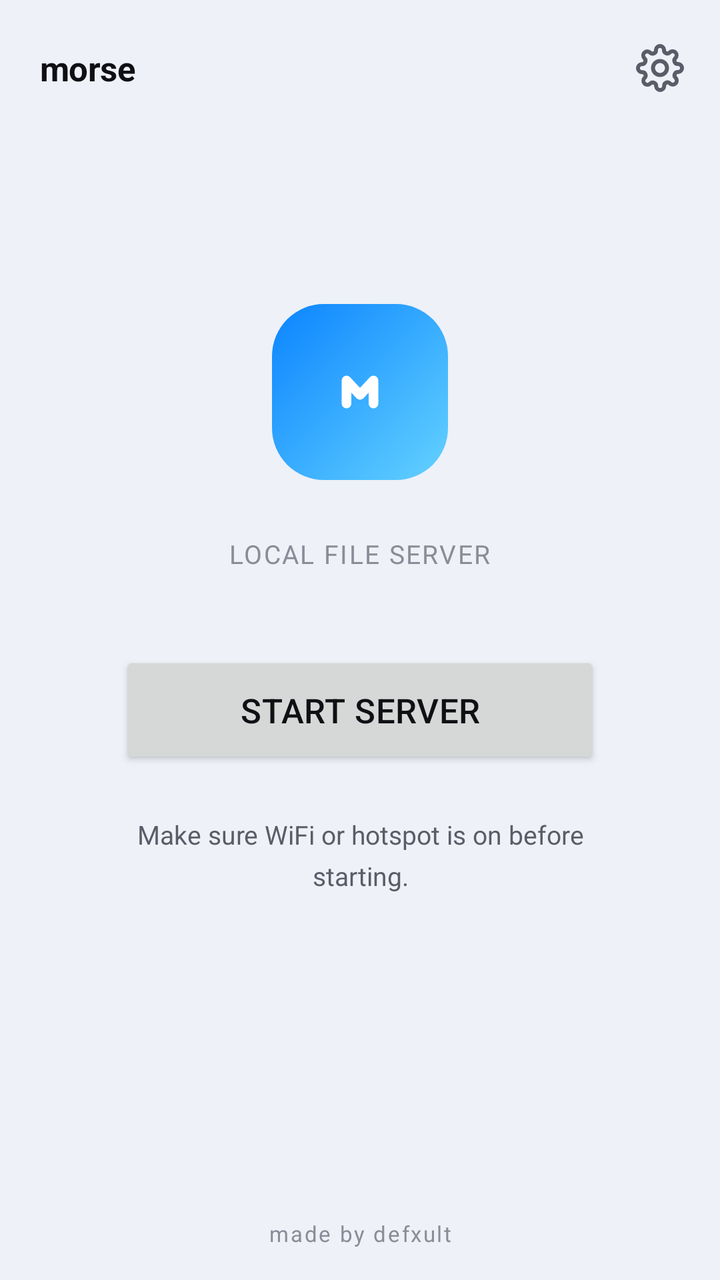
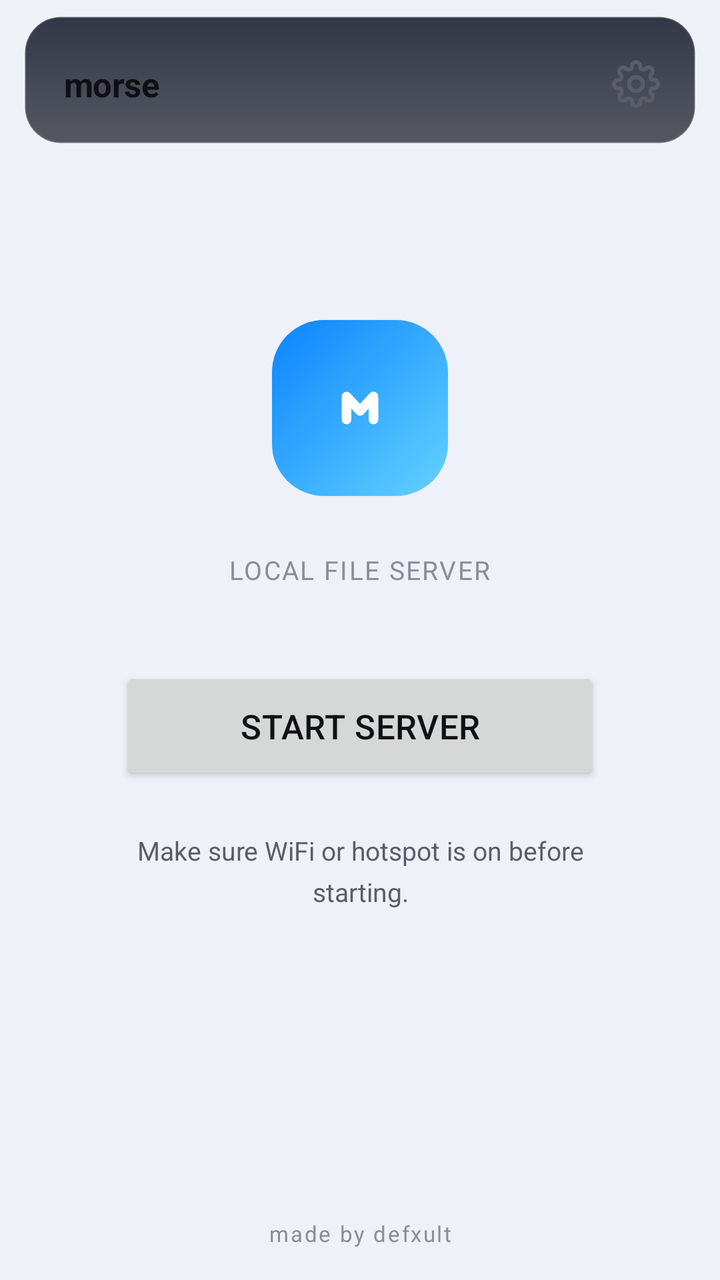

Compare the two renders of this Android layout. The source of the first and the diff that turns it into the second are given below.
<!-- AndroidManifest.xml: application theme Theme.Morse -->
<!-- res/layout/activity_main.xml -->
<?xml version="1.0" encoding="utf-8"?>
<LinearLayout xmlns:android="http://schemas.android.com/apk/res/android"
    android:layout_width="match_parent"
    android:layout_height="match_parent"
    android:orientation="vertical"
    android:background="@color/bg">

    
    <LinearLayout
        android:layout_width="match_parent"
        android:layout_height="wrap_content"
        android:orientation="horizontal"
        android:gravity="center_vertical"
        android:paddingStart="20dp"
        android:paddingEnd="8dp"
        android:paddingTop="12dp"
        android:paddingBottom="8dp">

        <TextView
            android:layout_width="0dp"
            android:layout_height="wrap_content"
            android:layout_weight="1"
            android:text="@string/app_name"
            android:textColor="@color/text"
            android:textSize="17sp"
            android:textStyle="bold"
            android:letterSpacing="-0.01" />

        <ImageButton
            android:id="@+id/btnSettings"
            android:layout_width="44dp"
            android:layout_height="44dp"
            android:background="?android:attr/selectableItemBackgroundBorderless"
            android:src="@drawable/ic_gear"
            android:contentDescription="@string/cd_settings"
            android:scaleType="centerInside"
            android:padding="10dp" />
    </LinearLayout>

    
    <ScrollView
        android:layout_width="match_parent"
        android:layout_height="0dp"
        android:layout_weight="1"
        android:fillViewport="true">

        <FrameLayout
            android:layout_width="match_parent"
            android:layout_height="wrap_content"
            android:paddingStart="24dp"
            android:paddingEnd="24dp"
            android:paddingTop="8dp"
            android:paddingBottom="8dp">

            
            <LinearLayout
                android:id="@+id/idle_view"
                android:layout_width="match_parent"
                android:layout_height="wrap_content"
                android:orientation="vertical"
                android:gravity="center_horizontal"
                android:paddingTop="80dp"
                android:paddingBottom="60dp">

                <ImageView
                    android:layout_width="88dp"
                    android:layout_height="88dp"
                    android:background="@drawable/brand_mark_bg"
                    android:padding="18dp"
                    android:src="@drawable/ic_launcher_foreground"
                    android:contentDescription="@null"
                    android:layout_marginBottom="28dp" />

                <TextView
                    android:layout_width="wrap_content"
                    android:layout_height="wrap_content"
                    android:text="local file server"
                    android:textColor="@color/text_dim"
                    android:textSize="13sp"
                    android:letterSpacing="0.06"
                    android:textAllCaps="true"
                    android:layout_marginBottom="40dp" />

                <Button
                    android:id="@+id/btnStart"
                    android:layout_width="wrap_content"
                    android:layout_height="wrap_content"
                    android:minWidth="240dp"
                    android:paddingStart="44dp"
                    android:paddingEnd="44dp"
                    android:paddingTop="18dp"
                    android:paddingBottom="18dp"
                    android:text="@string/start_server"
                    android:textSize="17sp"
                    android:letterSpacing="0.01" />

                <TextView
                    android:layout_width="wrap_content"
                    android:layout_height="wrap_content"
                    android:layout_marginTop="24dp"
                    android:text="@string/idle_hint"
                    android:textColor="@color/text_muted"
                    android:textSize="13sp"
                    android:gravity="center"
                    android:maxWidth="260dp"
                    android:lineSpacingMultiplier="1.3" />
            </LinearLayout>

            
            <LinearLayout
                android:id="@+id/running_view"
                android:layout_width="match_parent"
                android:layout_height="wrap_content"
                android:orientation="vertical"
                android:gravity="center_horizontal"
                android:paddingTop="12dp"
                android:paddingBottom="24dp"
                android:visibility="gone">

                
                <LinearLayout
                    android:layout_width="wrap_content"
                    android:layout_height="wrap_content"
                    android:orientation="horizontal"
                    android:gravity="center_vertical"
                    android:layout_marginTop="8dp">

                    <View
                        android:id="@+id/statusDot"
                        android:layout_width="10dp"
                        android:layout_height="10dp"
                        android:layout_marginEnd="8dp"
                        android:background="#30d158" />

                    <TextView
                        android:id="@+id/statusText"
                        android:layout_width="wrap_content"
                        android:layout_height="wrap_content"
                        android:text="@string/checking"
                        android:textColor="@color/text_muted"
                        android:textSize="13sp" />
                </LinearLayout>

                
                <TextView
                    android:layout_width="wrap_content"
                    android:layout_height="wrap_content"
                    android:layout_marginTop="32dp"
                    android:text="@string/url_label"
                    android:textColor="@color/text_muted"
                    android:textSize="13sp" />

                <TextView
                    android:id="@+id/urlText"
                    android:layout_width="match_parent"
                    android:layout_height="wrap_content"
                    android:layout_marginTop="8dp"
                    android:paddingStart="14dp"
                    android:paddingEnd="14dp"
                    android:paddingTop="12dp"
                    android:paddingBottom="12dp"
                    android:background="@color/surface_alt"
                    android:fontFamily="monospace"
                    android:textSize="14sp"
                    android:textColor="@color/text"
                    android:textIsSelectable="true"
                    android:gravity="center"
                    android:lineSpacingMultiplier="1.2" />

                
                <ImageView
                    android:id="@+id/qrImage"
                    android:layout_width="200dp"
                    android:layout_height="200dp"
                    android:layout_marginTop="24dp"
                    android:background="#ffffff"
                    android:padding="8dp"
                    android:contentDescription="@string/cd_qr"
                    android:scaleType="fitCenter"
                    android:visibility="gone" />

                
                <LinearLayout
                    android:layout_width="match_parent"
                    android:layout_height="wrap_content"
                    android:orientation="horizontal"
                    android:layout_marginTop="24dp">

                    <Button
                        android:id="@+id/btnCopyUrl"
                        android:layout_width="0dp"
                        android:layout_height="wrap_content"
                        android:layout_weight="1"
                        android:layout_marginEnd="6dp"
                        android:text="@string/copy_url"
                        android:textSize="14sp"
                        android:paddingTop="12dp"
                        android:paddingBottom="12dp" />

                    <Button
                        android:id="@+id/btnOpenBrowser"
                        android:layout_width="0dp"
                        android:layout_height="wrap_content"
                        android:layout_weight="1"
                        android:layout_marginStart="6dp"
                        android:text="@string/open_browser"
                        android:textSize="14sp"
                        android:paddingTop="12dp"
                        android:paddingBottom="12dp" />
                </LinearLayout>

                
                <Button
                    android:id="@+id/btnStop"
                    android:layout_width="match_parent"
                    android:layout_height="wrap_content"
                    android:layout_marginTop="20dp"
                    android:text="@string/stop_server"
                    android:textSize="15sp"
                    android:paddingTop="13dp"
                    android:paddingBottom="13dp" />

                <TextView
                    android:layout_width="wrap_content"
                    android:layout_height="wrap_content"
                    android:layout_marginTop="18dp"
                    android:text="@string/running_hint"
                    android:textColor="@color/text_muted"
                    android:textSize="12sp"
                    android:gravity="center"
                    android:maxWidth="280dp" />
            </LinearLayout>
        </FrameLayout>
    </ScrollView>

    
    <TextView
        android:layout_width="match_parent"
        android:layout_height="wrap_content"
        android:paddingTop="8dp"
        android:paddingBottom="16dp"
        android:gravity="center"
        android:text="@string/footer_made_by"
        android:textAppearance="@style/TextAppearance.Morse.Footer" />
</LinearLayout>
<!-- resources referenced by this layout -->
<resources>
  <color name="bg">#eef1f8</color>
  <color name="surface_alt">#f4f6fb</color>
  <color name="text">#101014</color>
  <color name="text_dim">#8a8c98</color>
  <color name="text_muted">#5a5c68</color>
  <!-- drawable brand_mark_bg (drawable) -->
  <?xml version="1.0" encoding="utf-8"?>
  <shape xmlns:android="http://schemas.android.com/apk/res/android"
      android:shape="rectangle">
      <gradient
          android:angle="315"
          android:startColor="#0A84FF"
          android:endColor="#64D2FF" />
      <corners android:radius="26dp" />
  </shape>
  <!-- drawable ic_launcher_foreground (drawable) -->
  <?xml version="1.0" encoding="utf-8"?>
  <vector xmlns:android="http://schemas.android.com/apk/res/android"
      android:width="108dp"
      android:height="108dp"
      android:viewportWidth="108"
      android:viewportHeight="108">
      <path
          android:pathData="M40,66 L40,42 L54,57 L68,42 L68,66"
          android:strokeColor="#FFFFFF"
          android:strokeWidth="10"
          android:strokeLineCap="round"
          android:strokeLineJoin="round"
          android:fillColor="#00000000" />
  </vector>
  <string name="app_name">morse</string>
  <string name="cd_qr">QR code for connection URL</string>
  <string name="cd_settings">Settings</string>
  <string name="checking">Checking…</string>
  <string name="copy_url">Copy URL</string>
  <string name="footer_made_by">made by defxult</string>
  <string name="idle_hint">Make sure WiFi or hotspot is on before starting.</string>
  <string name="open_browser">Open in browser</string>
  <string name="running_hint">Other devices must be on the same WiFi.</string>
  <string name="start_server">Start Server</string>
  <string name="stop_server">Stop Server</string>
  <string name="url_label">Open on your computer:</string>
  <style name="TextAppearance.Morse.Footer" parent="android:TextAppearance">
          <item name="android:textSize">11sp</item>
          <item name="android:textColor">@color/text_dim</item>
          <item name="android:letterSpacing">0.08</item>
      </style>
  <style name="Theme.Morse" parent="Theme.AppCompat.DayNight.NoActionBar">
          <item name="android:windowBackground">@color/bg</item>
          <item name="android:colorBackground">@color/bg</item>
          <item name="android:textColorPrimary">@color/text</item>
          <item name="android:textColorSecondary">@color/text_muted</item>
          <item name="android:statusBarColor">@color/bg</item>
          <item name="android:navigationBarColor">@color/bg</item>
          <item name="android:windowLightStatusBar" tools:targetApi="m">true</item>
          <item name="colorAccent">#64d2ff</item>
      </style>
  <!-- unchanged entries left out for length: 1 -->
</resources>

<!-- the commit's change to res/layout/activity_main.xml (unified diff, before → after) -->
@@ -1,9 +1,13 @@
 <?xml version="1.0" encoding="utf-8"?>
-<LinearLayout xmlns:android="http://schemas.android.com/apk/res/android"
+<FrameLayout xmlns:android="http://schemas.android.com/apk/res/android"
     android:layout_width="match_parent"
     android:layout_height="match_parent"
-    android:orientation="vertical"
     android:background="@color/bg">
+
+    <LinearLayout
+        android:layout_width="match_parent"
+        android:layout_height="match_parent"
+        android:orientation="vertical">
 
     
     <LinearLayout
@@ -14,7 +18,11 @@
         android:paddingStart="20dp"
         android:paddingEnd="8dp"
         android:paddingTop="12dp"
-        android:paddingBottom="8dp">
+        android:paddingBottom="8dp"
+        android:background="@drawable/glass_surface"
+        android:layout_marginStart="12dp"
+        android:layout_marginEnd="12dp"
+        android:layout_marginTop="8dp">
 
         <TextView
             android:layout_width="0dp"
@@ -242,4 +250,16 @@
         android:gravity="center"
         android:text="@string/footer_made_by"
         android:textAppearance="@style/TextAppearance.Morse.Footer" />
-</LinearLayout>
+    </LinearLayout>
+
+    <FrameLayout
+        android:id="@+id/toastHost"
+        android:layout_width="match_parent"
+        android:layout_height="wrap_content"
+        android:layout_gravity="bottom"
+        android:paddingStart="16dp"
+        android:paddingEnd="16dp"
+        android:paddingBottom="24dp"
+        android:clipChildren="false"
+        android:clipToPadding="false" />
+</FrameLayout>
<!-- resource entries referenced after the edit -->
@@ -14,6 +14,17 @@
           android:startColor="#0A84FF"
           android:endColor="#64D2FF" />
       <corners android:radius="26dp" />
+  </shape>
+  <!-- drawable glass_surface (drawable) -->
+  <?xml version="1.0" encoding="utf-8"?>
+  <shape xmlns:android="http://schemas.android.com/apk/res/android"
+      android:shape="rectangle">
+      <gradient
+          android:angle="270"
+          android:startColor="#E61E2233"
+          android:endColor="#B3151723" />
+      <corners android:radius="18dp" />
+      <stroke android:width="1dp" android:color="#28FFFFFF" />
   </shape>
   <!-- drawable ic_launcher_foreground (drawable) -->
   <?xml version="1.0" encoding="utf-8"?>
